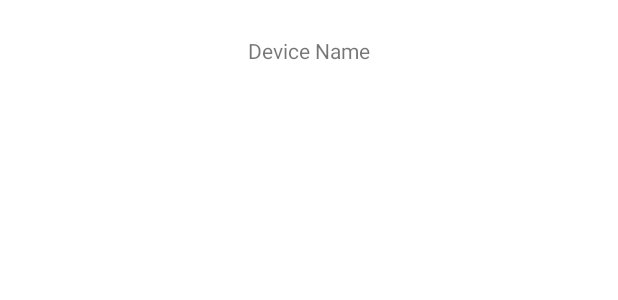
After one commit to Jules-Calvet/AndroidSmartDevice, an Android app: the layout activity_ble_details.xml on its own in the app's theme, with its tools: preview values and no code run, on a phone screen of 412 x 824 dp. The commit adds this screen. Shown: the top 300 px of the screen. Run offline under Robolectric (Android 15) with nearby library versions, the phone set to English and light mode, and no system bars.

Commit message:
creation BLE_details + intent to redirect when click

```diff
--- a/app/src/main/java/fr/isen/calvet/androidsmartdevice/AdapterDevicesList.kt
+++ b/app/src/main/java/fr/isen/calvet/androidsmartdevice/AdapterDevicesList.kt
@@ -7,7 +7,7 @@ import android.widget.ImageView
 import android.widget.TextView
 import androidx.recyclerview.widget.RecyclerView
 
-class AdapterDevicesList(/*var devices: ArrayList<String>*/ var devices: ScanActivity.Devices) : RecyclerView.Adapter<AdapterDevicesList.DevicesListViewHolder>() {
+class AdapterDevicesList(/*var devices: ArrayList<String>*/ var devices: ScanActivity.Devices, val onItemClickListener: (ScanActivity.Devices, Int) -> Unit) : RecyclerView.Adapter<AdapterDevicesList.DevicesListViewHolder>() {
     class DevicesListViewHolder(view: View) : RecyclerView.ViewHolder(view) {
         val deviceName: TextView = view.findViewById(R.id.name)
         val MACAddress : TextView = view.findViewById(R.id.MAC)
@@ -37,6 +37,10 @@ class AdapterDevicesList(/*var devices: ArrayList<String>*/ var devices: ScanAct
                 holder.MACAddress.text = MAC
             }
 
+            holder.itemView.setOnClickListener {
+                onItemClickListener(devices, position)
+            }
+
             //holder.deviceName.text = device.name
         }
     }
--- /dev/null
+++ b/app/src/main/res/layout/activity_ble_details.xml
@@ -0,0 +1,18 @@
+<?xml version="1.0" encoding="utf-8"?>
+<androidx.constraintlayout.widget.ConstraintLayout xmlns:android="http://schemas.android.com/apk/res/android"
+    xmlns:app="http://schemas.android.com/apk/res-auto"
+    xmlns:tools="http://schemas.android.com/tools"
+    android:layout_width="match_parent"
+    android:layout_height="match_parent"
+    tools:context=".BLE_details">
+
+    <TextView
+        android:id="@+id/deviceName"
+        android:layout_width="wrap_content"
+        android:layout_height="wrap_content"
+        android:layout_marginTop="24dp"
+        android:text="Device Name"
+        app:layout_constraintEnd_toEndOf="parent"
+        app:layout_constraintStart_toStartOf="parent"
+        app:layout_constraintTop_toTopOf="parent" />
+</androidx.constraintlayout.widget.ConstraintLayout>
```
Also changed, not shown: app/src/main/AndroidManifest.xml (+13 -6 lines), app/src/main/java/fr/isen/calvet/androidsmartdevice/BLE_details.kt (added, +18 -0 lines), app/src/main/java/fr/isen/calvet/androidsmartdevice/ScanActivity.kt (+13 -2 lines).
